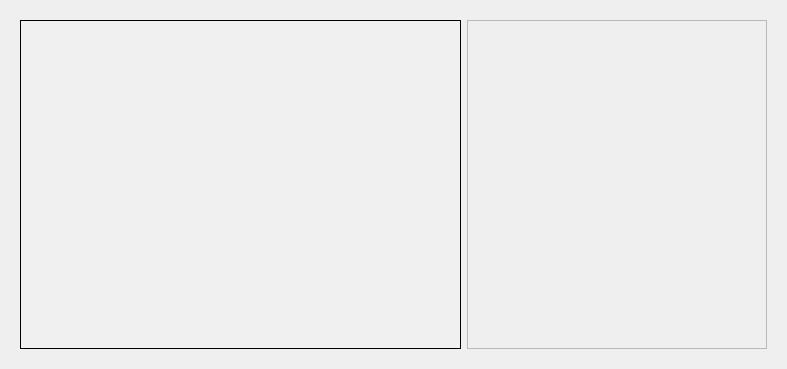
The window that ui/calibration_progress.ui (Inigobarbe/VFSMOD-GUI) describes before a commit, drawn with Qt 5.
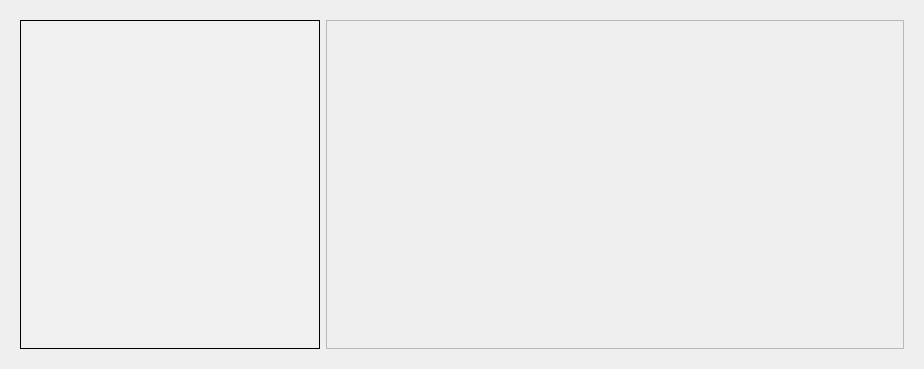
The same window after the commit.

The edit to the form file:
```diff
--- a/ui/calibration_progress.ui
+++ b/ui/calibration_progress.ui
@@ -6,7 +6,7 @@
    <rect>
     <x>0</x>
     <y>0</y>
-    <width>787</width>
+    <width>924</width>
     <height>369</height>
    </rect>
   </property>
@@ -138,7 +138,7 @@
        <rect>
         <x>0</x>
         <y>0</y>
-        <width>769</width>
+        <width>906</width>
         <height>351</height>
        </rect>
       </property>
@@ -151,6 +151,12 @@
            <height>0</height>
           </size>
          </property>
+         <property name="maximumSize">
+          <size>
+           <width>300</width>
+           <height>16777215</height>
+          </size>
+         </property>
         </widget>
        </item>
        <item row="0" column="1">
```
